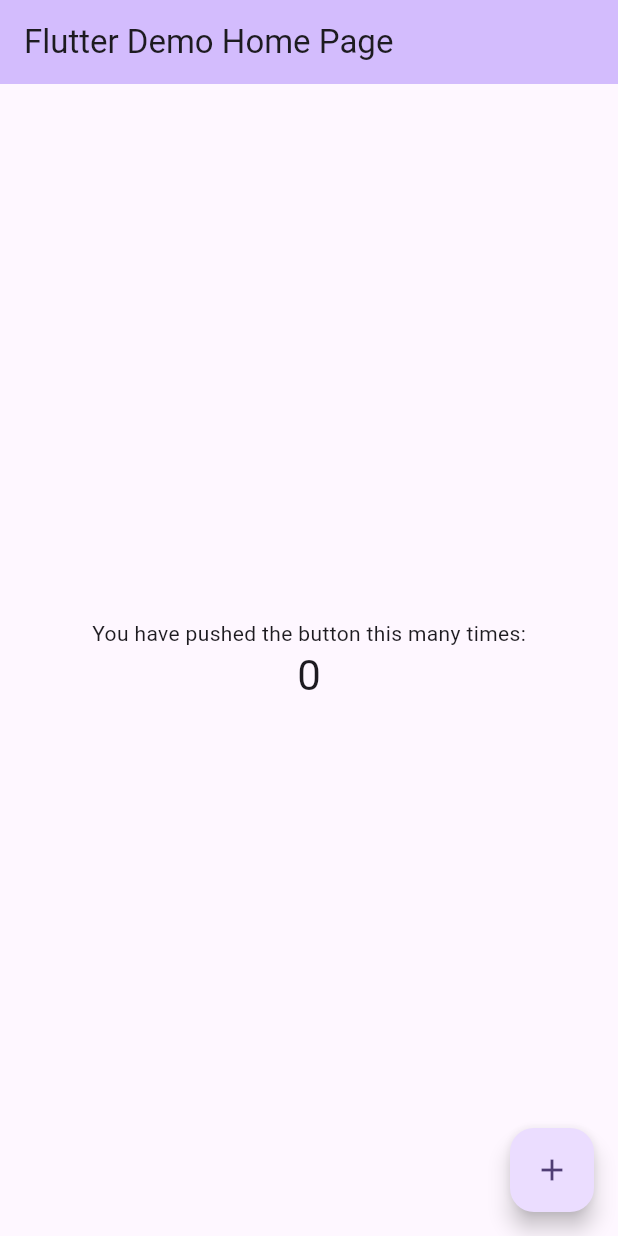
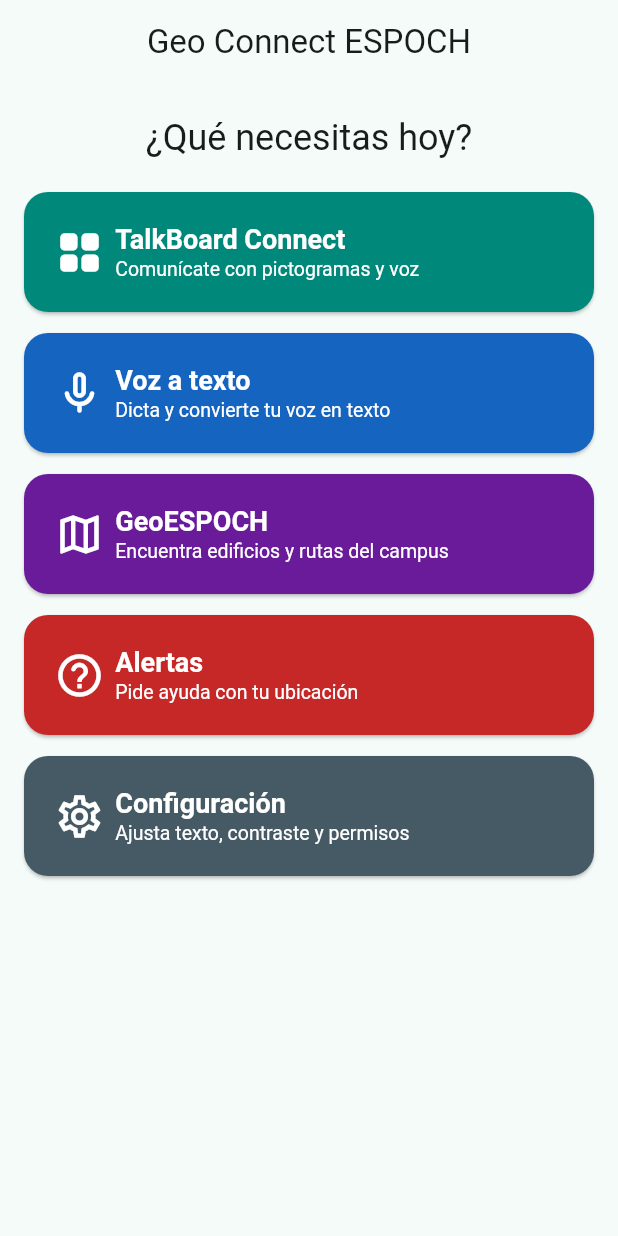
Before and after one commit to camila236-code/geo_connect_espoch, a Flutter app: the screen it shows after launch, on a phone screen of 412 x 824 dp. Run offline on Flutter 3.47's test engine with Material 3 defaults, Android fonts, the phone set to English and light mode, and no system bars; our stand-ins replace flutter_tts, go_router, material_ui.

Commit message:
feat: home y TalkBoard con TTS, rutas y placeholders

```diff
--- a/lib/main.dart
+++ b/lib/main.dart
@@ -1,122 +1,41 @@
+import 'package:geo_connect_espoch/modules/alerts/alerts_page.dart';
+import 'package:geo_connect_espoch/modules/geo/geo_page.dart';
+import 'package:geo_connect_espoch/modules/settings/settings_page.dart';
+import 'package:geo_connect_espoch/modules/talkboard/talkboard_page.dart';
+import 'package:geo_connect_espoch/modules/voice/voice_page.dart';
+import 'package:geo_connect_espoch/widgets/home_menu.dart';
+import 'package:go_router/go_router.dart';
 import 'package:material_ui/material_ui.dart';
 
 void main() {
-  runApp(const MyApp());
+  runApp(const GeoConnectApp());
 }
 
-class MyApp extends StatelessWidget {
-  const MyApp({super.key});
+final GoRouter _router = GoRouter(
+  initialLocation: '/home',
+  routes: [
+    GoRoute(path: '/home', builder: (context, state) => const HomeMenu()),
+    GoRoute(path: '/talkboard', builder: (context, state) => const TalkBoardPage()),
+    GoRoute(path: '/voice', builder: (context, state) => const VoicePage()),
+    GoRoute(path: '/map', builder: (context, state) => const GeoPage()),
+    GoRoute(path: '/help', builder: (context, state) => const AlertsPage()),
+    GoRoute(path: '/settings', builder: (context, state) => const SettingsPage()),
+  ],
+);
 
-  // This widget is the root of your application.
+class GeoConnectApp extends StatelessWidget {
+  const GeoConnectApp({super.key});
+
   @override
   Widget build(BuildContext context) {
-    return MaterialApp(
-      title: 'Flutter Demo',
+    return MaterialApp.router(
+      title: 'Geo Connect ESPOCH',
+      debugShowCheckedModeBanner: false,
       theme: ThemeData(
-        // This is the theme of your application.
-        //
-        // TRY THIS: Try running your application with "flutter run". You'll see
-        // the application has a purple toolbar. Then, without quitting the app,
-        // try changing the seedColor in the colorScheme below to Colors.green
-        // and then invoke "hot reload" (save your changes or press the "hot
-        // reload" button in a Flutter-supported IDE, or press "r" if you used
-        // the command line to start the app).
-        //
-        // Notice that the counter didn't reset back to zero; the application
-        // state is not lost during the reload. To reset the state, use hot
-        // restart instead.
-        //
-        // This works for code too, not just values: Most code changes can be
-        // tested with just a hot reload.
-        colorScheme: .fromSeed(seedColor: Colors.deepPurple),
+        colorScheme: ColorScheme.fromSeed(seedColor: Colors.teal),
+        useMaterial3: true,
       ),
-      home: const MyHomePage(title: 'Flutter Demo Home Page'),
+      routerConfig: _router,
     );
   }
 }
-
-class MyHomePage extends StatefulWidget {
-  const MyHomePage({super.key, required this.title});
-
-  // This widget is the home page of your application. It is stateful, meaning
-  // that it has a State object (defined below) that contains fields that affect
-  // how it looks.
-
-  // This class is the configuration for the state. It holds the values (in this
-  // case the title) provided by the parent (in this case the App widget) and
-  // used by the build method of the State. Fields in a Widget subclass are
-  // always marked "final".
-
-  final String title;
-
-  @override
-  State<MyHomePage> createState() => _MyHomePageState();
-}
-
-class _MyHomePageState extends State<MyHomePage> {
-  int _counter = 0;
-
-  void _incrementCounter() {
-    setState(() {
-      // This call to setState tells the Flutter framework that something has
-      // changed in this State, which causes it to rerun the build method below
-      // so that the display can reflect the updated values. If we changed
-      // _counter without calling setState(), then the build method would not be
-      // called again, and so nothing would appear to happen.
-      _counter++;
-    });
-  }
-
-  @override
-  Widget build(BuildContext context) {
-    // This method is rerun every time setState is called, for instance as done
-    // by the _incrementCounter method above.
-    //
-    // The Flutter framework has been optimized to make rerunning build methods
-    // fast, so that you can just rebuild anything that needs updating rather
-    // than having to individually change instances of widgets.
-    return Scaffold(
-      appBar: AppBar(
-        // TRY THIS: Try changing the color here to a specific color (to
-        // Colors.amber, perhaps?) and trigger a hot reload to see the AppBar
-        // change color while the other colors stay the same.
-        backgroundColor: Theme.of(context).colorScheme.inversePrimary,
-        // Here we take the value from the MyHomePage object that was created by
-        // the App.build method, and use it to set our appbar title.
-        title: Text(widget.title),
-      ),
-      body: Center(
-        // Center is a layout widget. It takes a single child and positions it
-        // in the middle of the parent.
-        child: Column(
-          // Column is also a layout widget. It takes a list of children and
-          // arranges them vertically. By default, it sizes itself to fit its
-          // children horizontally, and tries to be as tall as its parent.
-          //
-          // Column has various properties to control how it sizes itself and
-          // how it positions its children. Here we use mainAxisAlignment to
-          // center the children vertically; the main axis here is the vertical
-          // axis because Columns are vertical (the cross axis would be
-          // horizontal).
-          //
-          // TRY THIS: Invoke "debug painting" (choose the "Toggle Debug Paint"
-          // action in the IDE, or press "p" in the console), to see the
-          // wireframe for each widget.
-          mainAxisAlignment: .center,
-          children: [
-            const Text('You have pushed the button this many times:'),
-            Text(
-              '$_counter',
-              style: Theme.of(context).textTheme.headlineMedium,
-            ),
-          ],
-        ),
-      ),
-      floatingActionButton: FloatingActionButton(
-        onPressed: _incrementCounter,
-        tooltip: 'Increment',
-        child: const Icon(Icons.add),
-      ),
-    );
-  }
-}
--- /dev/null
+++ b/lib/modules/alerts/alerts_page.dart
@@ -0,0 +1,17 @@
+import 'package:geo_connect_espoch/widgets/placeholder_page.dart';
+import 'package:material_ui/material_ui.dart';
+
+/// Espacio reservado a alertas con Firestore/FCM (Anónimo, Prompt 4).
+class AlertsPage extends StatelessWidget {
+  const AlertsPage({super.key});
+
+  @override
+  Widget build(BuildContext context) {
+    return const PlaceholderPage(
+      titulo: 'Alertas',
+      descripcion: 'Aquí Anónimo integrará el envío de ayuda con ubicación, confirmación, cola offline y notificaciones FCM.',
+      icono: Icons.help_outline_rounded,
+      color: Color(0xFFC62828),
+    );
+  }
+}
--- /dev/null
+++ b/lib/widgets/home_menu.dart
@@ -0,0 +1,130 @@
+import 'package:go_router/go_router.dart';
+import 'package:material_ui/material_ui.dart';
+
+class _Opcion {
+  const _Opcion({
+    required this.titulo,
+    required this.subtitulo,
+    required this.icono,
+    required this.color,
+    required this.ruta,
+  });
+
+  final String titulo;
+  final String subtitulo;
+  final IconData icono;
+  final Color color;
+  final String ruta;
+}
+
+/// Menú principal con 5 accesos grandes y etiquetas para lectores de pantalla.
+class HomeMenu extends StatelessWidget {
+  const HomeMenu({super.key});
+
+  static const _opciones = <_Opcion>[
+    _Opcion(
+      titulo: 'TalkBoard Connect',
+      subtitulo: 'Comunícate con pictogramas y voz',
+      icono: Icons.grid_view_rounded,
+      color: Color(0xFF00897B),
+      ruta: '/talkboard',
+    ),
+    _Opcion(
+      titulo: 'Voz a texto',
+      subtitulo: 'Dicta y convierte tu voz en texto',
+      icono: Icons.mic_none_rounded,
+      color: Color(0xFF1565C0),
+      ruta: '/voice',
+    ),
+    _Opcion(
+      titulo: 'GeoESPOCH',
+      subtitulo: 'Encuentra edificios y rutas del campus',
+      icono: Icons.map_outlined,
+      color: Color(0xFF6A1B9A),
+      ruta: '/map',
+    ),
+    _Opcion(
+      titulo: 'Alertas',
+      subtitulo: 'Pide ayuda con tu ubicación',
+      icono: Icons.help_outline_rounded,
+      color: Color(0xFFC62828),
+      ruta: '/help',
+    ),
+    _Opcion(
+      titulo: 'Configuración',
+      subtitulo: 'Ajusta texto, contraste y permisos',
+      icono: Icons.settings_outlined,
+      color: Color(0xFF455A64),
+      ruta: '/settings',
+    ),
+  ];
+
+  @override
+  Widget build(BuildContext context) {
+    return Scaffold(
+      appBar: AppBar(
+        title: const Text('Geo Connect ESPOCH'),
+        centerTitle: true,
+      ),
+      body: SafeArea(
+        child: ListView(
+          padding: const EdgeInsets.fromLTRB(16, 20, 16, 24),
+          children: [
+            Semantics(
+              header: true,
+              child: Text(
+                '¿Qué necesitas hoy?',
+                style: Theme.of(context).textTheme.headlineSmall,
+                textAlign: TextAlign.center,
+              ),
+            ),
+            const SizedBox(height: 20),
+            for (final opcion in _opciones)
+              Padding(
+                padding: const EdgeInsets.only(bottom: 14),
+                child: Semantics(
+                  button: true,
+                  label: '${opcion.titulo}. ${opcion.subtitulo}',
+                  child: SizedBox(
+                    height: 80,
+                    child: ElevatedButton.icon(
+                      style: ElevatedButton.styleFrom(
+                        backgroundColor: opcion.color,
+                        foregroundColor: Colors.white,
+                        alignment: Alignment.centerLeft,
+                        padding: const EdgeInsets.symmetric(horizontal: 20),
+                        shape: RoundedRectangleBorder(
+                          borderRadius: BorderRadius.circular(16),
+                        ),
+                        textStyle: const TextStyle(
+                          fontSize: 18,
+                          fontWeight: FontWeight.w600,
+                        ),
+                      ),
+                      onPressed: () => context.go(opcion.ruta),
+                      icon: Icon(opcion.icono, size: 34),
+                      label: Column(
+                        crossAxisAlignment: CrossAxisAlignment.start,
+                        mainAxisSize: MainAxisSize.min,
+                        children: [
+                          Text(opcion.titulo),
+                          const SizedBox(height: 2),
+                          Text(
+                            opcion.subtitulo,
+                            style: const TextStyle(
+                              fontSize: 13,
+                              fontWeight: FontWeight.normal,
+                            ),
+                          ),
+                        ],
+                      ),
+                    ),
+                  ),
+                ),
+              ),
+          ],
+        ),
+      ),
+    );
+  }
+}
```
Also changed, not shown: lib/models/pictogram.dart (added, +27 -0 lines), lib/modules/geo/geo_page.dart (added, +17 -0 lines), lib/modules/settings/settings_page.dart (added, +78 -0 lines), lib/modules/talkboard/talkboard_page.dart (added, +190 -0 lines), lib/modules/voice/voice_page.dart (added, +17 -0 lines), lib/services/tts_service.dart (added, +26 -0 lines), lib/widgets/placeholder_page.dart (added, +67 -0 lines), 2 other files.
